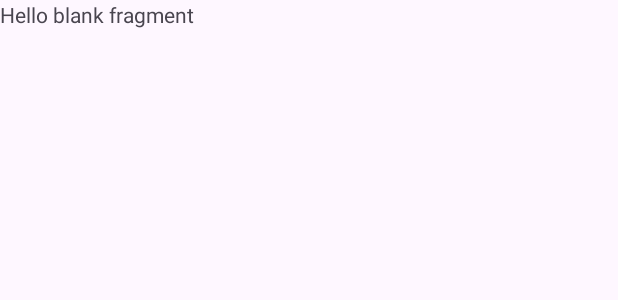
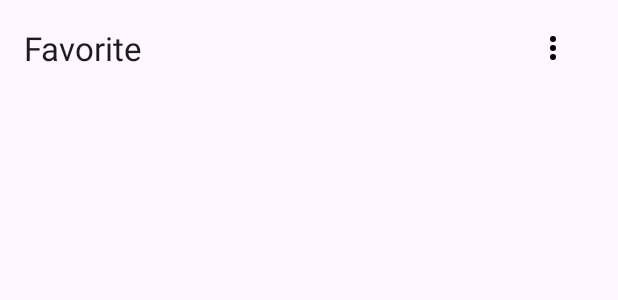
Before and after one commit to SOLID-team-app/Development, an Android app: the layout fragment_favorite.xml on its own in the app's theme, with its tools: preview values and no code run, on a phone screen of 412 x 824 dp. Shown: the top 300 px of the screen. Run offline under Robolectric (Android 15) with nearby library versions, the phone set to English and light mode, and no system bars.

Commit message:
favorite page

```diff
--- a/app/src/main/java/com/example/cooktifyapp/navigation/favorite/Favorite.kt
+++ b/app/src/main/java/com/example/cooktifyapp/navigation/favorite/Favorite.kt
@@ -1,4 +1,4 @@
-package com.example.cooktifyapp.favorite
+package com.example.cooktifyapp.navigation.favorite
 
 import androidx.appcompat.app.AppCompatActivity
 import android.os.Bundle
--- a/app/src/main/res/layout/activity_favorite.xml
+++ b/app/src/main/res/layout/activity_favorite.xml
@@ -4,7 +4,7 @@
     xmlns:tools="http://schemas.android.com/tools"
     android:layout_width="match_parent"
     android:layout_height="match_parent"
-    tools:context=".favorite.Favorite">
+    tools:context=".navigation.favorite.Favorite">
 
     <com.google.android.material.appbar.AppBarLayout
         android:id="@+id/top_bar"
--- a/app/src/main/res/layout/fragment_favorite.xml
+++ b/app/src/main/res/layout/fragment_favorite.xml
@@ -1,14 +1,42 @@
 <?xml version="1.0" encoding="utf-8"?>
-<FrameLayout xmlns:android="http://schemas.android.com/apk/res/android"
+<androidx.constraintlayout.widget.ConstraintLayout xmlns:android="http://schemas.android.com/apk/res/android"
+    xmlns:app="http://schemas.android.com/apk/res-auto"
     xmlns:tools="http://schemas.android.com/tools"
     android:layout_width="match_parent"
     android:layout_height="match_parent"
-    tools:context=".navigation.favorite.FavoriteFragment">
+    tools:context=".navigation.favorite.Favorite">
 
-    <!-- TODO: Update blank fragment layout -->
-    <TextView
+    <com.google.android.material.appbar.AppBarLayout
+        android:id="@+id/top_bar"
         android:layout_width="match_parent"
-        android:layout_height="match_parent"
-        android:text="@string/hello_blank_fragment" />
+        android:layout_height="wrap_content"
+        app:layout_constraintEnd_toEndOf="parent"
+        app:layout_constraintStart_toStartOf="parent"
+        app:layout_constraintTop_toTopOf="parent">
+        <com.google.android.material.appbar.MaterialToolbar
 
-</FrameLayout>
+            android:layout_width="match_parent"
+            android:layout_height="wrap_content"
+            app:title="@string/favorite">
+
+            <ImageView
+                android:layout_width="wrap_content"
+                android:layout_height="wrap_content"
+                android:src="@drawable/dots"
+                android:layout_marginStart="270dp"/>
+        </com.google.android.material.appbar.MaterialToolbar>
+
+    </com.google.android.material.appbar.AppBarLayout>
+
+    <androidx.recyclerview.widget.RecyclerView
+        android:layout_width="match_parent"
+        android:layout_height="0dp"
+        app:layout_constraintBottom_toBottomOf="parent"
+        app:layout_constraintEnd_toEndOf="parent"
+        app:layout_constraintHorizontal_bias="0.0"
+        app:layout_constraintStart_toStartOf="parent"
+        app:layout_constraintTop_toBottomOf="@id/top_bar"
+        app:layout_constraintVertical_bias="0.75" />
+
+
+</androidx.constraintlayout.widget.ConstraintLayout>
```
Also changed, not shown: app/src/main/res/layout/fragment_home.xml (+25 -26 lines).
